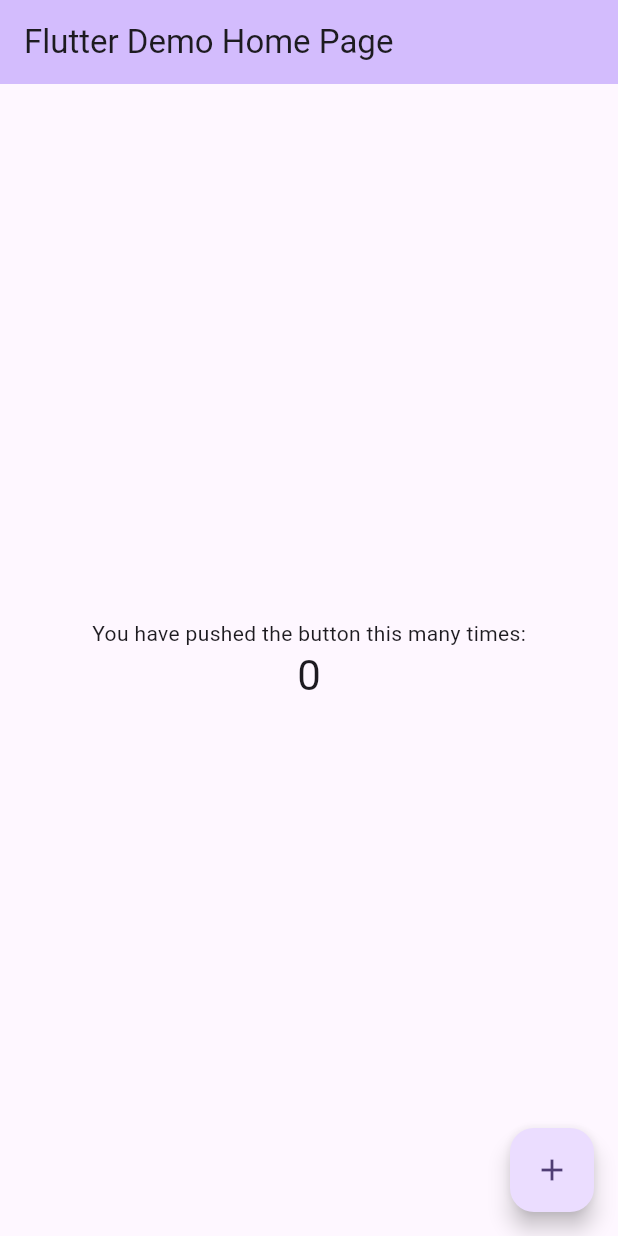
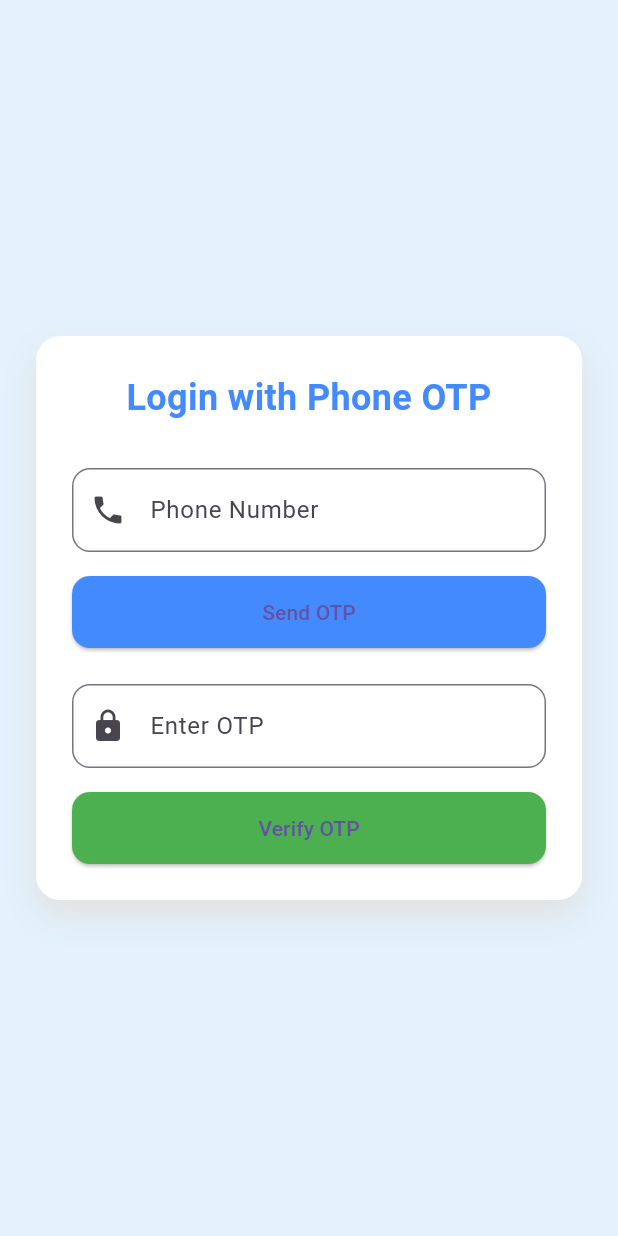
Before and after one commit to saqibbbbb/cross_platform_app, a Flutter app: the screen it shows after launch, on a phone screen of 412 x 824 dp. Run offline on Flutter 3.47's test engine with Material 3 defaults, Android fonts, the phone set to English and light mode, and no system bars; our stand-ins replace firebase_auth, firebase_core, get; accounts and stored records are empty.

Commit message:
dev1 commit

```diff
--- /dev/null
+++ b/lib/controllers/login_controller.dart
@@ -0,0 +1,29 @@
+import 'package:get/get.dart';
+import 'package:myapp/views/login_page.dart';
+import '../views/home_page.dart';
+import 'package:flutter/material.dart';
+
+class LoginController extends GetxController {
+  var fakeOtp = "".obs;
+
+  void sendOtp(String phone) {
+    // generate a fake OTP and store it
+    fakeOtp.value = "123456";
+    Get.snackbar("OTP Sent", "Check your phone for OTP",
+        snackPosition: SnackPosition.BOTTOM,
+        backgroundColor: Colors.blue.shade100);
+  }
+
+  void verifyOtp(String otp) {
+    if (otp == fakeOtp.value) {
+      Get.offAll(() => const HomePage(title: '',));
+    } else {
+      Get.snackbar("Error", "Invalid OTP",
+          snackPosition: SnackPosition.BOTTOM, backgroundColor: Colors.red.shade100);
+    }
+  }
+
+  void logout() {
+    Get.offAll(() => LoginPage());
+  }
+}
--- a/lib/main.dart
+++ b/lib/main.dart
@@ -1,122 +1,33 @@
+import 'package:firebase_core/firebase_core.dart';
 import 'package:flutter/material.dart';
+import 'package:get/get.dart';
+import 'package:myapp/phoneauth.dart';
+import 'views/login_page.dart';
 
 void main() {
   runApp(const MyApp());
 }
 
+// void main() async {
+//   WidgetsFlutterBinding.ensureInitialized(); // important
+//   await Firebase.initializeApp(); // initialize Firebase
+//   runApp(MyApp());
+// }
+
 class MyApp extends StatelessWidget {
   const MyApp({super.key});
 
-  // This widget is the root of your application.
   @override
   Widget build(BuildContext context) {
-    return MaterialApp(
-      title: 'Flutter Demo',
+    return GetMaterialApp(
+      debugShowCheckedModeBanner: false,
+      title: "Fake Firebase Login",
       theme: ThemeData(
-        // This is the theme of your application.
-        //
-        // TRY THIS: Try running your application with "flutter run". You'll see
-        // the application has a purple toolbar. Then, without quitting the app,
-        // try changing the seedColor in the colorScheme below to Colors.green
-        // and then invoke "hot reload" (save your changes or press the "hot
-        // reload" button in a Flutter-supported IDE, or press "r" if you used
-        // the command line to start the app).
-        //
-        // Notice that the counter didn't reset back to zero; the application
-        // state is not lost during the reload. To reset the state, use hot
-        // restart instead.
-        //
-        // This works for code too, not just values: Most code changes can be
-        // tested with just a hot reload.
-        colorScheme: ColorScheme.fromSeed(seedColor: Colors.deepPurple),
+        primarySwatch: Colors.blue,
+        brightness: Brightness.light,
       ),
-      home: const MyHomePage(title: 'Flutter Demo Home Page'),
+      home: LoginPage(),
+      // home: PhoneAuth(),
     );
   }
 }
-
-class MyHomePage extends StatefulWidget {
-  const MyHomePage({super.key, required this.title});
-
-  // This widget is the home page of your application. It is stateful, meaning
-  // that it has a State object (defined below) that contains fields that affect
-  // how it looks.
-
-  // This class is the configuration for the state. It holds the values (in this
-  // case the title) provided by the parent (in this case the App widget) and
-  // used by the build method of the State. Fields in a Widget subclass are
-  // always marked "final".
-
-  final String title;
-
-  @override
-  State<MyHomePage> createState() => _MyHomePageState();
-}
-
-class _MyHomePageState extends State<MyHomePage> {
-  int _counter = 0;
-
-  void _incrementCounter() {
-    setState(() {
-      // This call to setState tells the Flutter framework that something has
-      // changed in this State, which causes it to rerun the build method below
-      // so that the display can reflect the updated values. If we changed
-      // _counter without calling setState(), then the build method would not be
-      // called again, and so nothing would appear to happen.
-      _counter++;
-    });
-  }
-
-  @override
-  Widget build(BuildContext context) {
-    // This method is rerun every time setState is called, for instance as done
-    // by the _incrementCounter method above.
-    //
-    // The Flutter framework has been optimized to make rerunning build methods
-    // fast, so that you can just rebuild anything that needs updating rather
-    // than having to individually change instances of widgets.
-    return Scaffold(
-      appBar: AppBar(
-        // TRY THIS: Try changing the color here to a specific color (to
-        // Colors.amber, perhaps?) and trigger a hot reload to see the AppBar
-        // change color while the other colors stay the same.
-        backgroundColor: Theme.of(context).colorScheme.inversePrimary,
-        // Here we take the value from the MyHomePage object that was created by
-        // the App.build method, and use it to set our appbar title.
-        title: Text(widget.title),
-      ),
-      body: Center(
-        // Center is a layout widget. It takes a single child and positions it
-        // in the middle of the parent.
-        child: Column(
-          // Column is also a layout widget. It takes a list of children and
-          // arranges them vertically. By default, it sizes itself to fit its
-          // children horizontally, and tries to be as tall as its parent.
-          //
-          // Column has various properties to control how it sizes itself and
-          // how it positions its children. Here we use mainAxisAlignment to
-          // center the children vertically; the main axis here is the vertical
-          // axis because Columns are vertical (the cross axis would be
-          // horizontal).
-          //
-          // TRY THIS: Invoke "debug painting" (choose the "Toggle Debug Paint"
-          // action in the IDE, or press "p" in the console), to see the
-          // wireframe for each widget.
-          mainAxisAlignment: MainAxisAlignment.center,
-          children: <Widget>[
-            const Text('You have pushed the button this many times:'),
-            Text(
-              '$_counter',
-              style: Theme.of(context).textTheme.headlineMedium,
-            ),
-          ],
-        ),
-      ),
-      floatingActionButton: FloatingActionButton(
-        onPressed: _incrementCounter,
-        tooltip: 'Increment',
-        child: const Icon(Icons.add),
-      ), // This trailing comma makes auto-formatting nicer for build methods.
-    );
-  }
-}
--- /dev/null
+++ b/lib/views/login_page.dart
@@ -0,0 +1,92 @@
+import 'package:flutter/material.dart';
+import 'package:get/get.dart';
+import '../controllers/login_controller.dart';
+
+class LoginPage extends StatelessWidget {
+  final LoginController c = Get.put(LoginController());
+  final phoneController = TextEditingController();
+  final otpController = TextEditingController();
+
+  LoginPage({super.key});
+
+  @override
+  Widget build(BuildContext context) {
+    return Scaffold(
+      backgroundColor: Colors.blue[50],
+      body: Center(
+        child: SingleChildScrollView(
+          child: Container(
+            padding: const EdgeInsets.all(24),
+            margin: const EdgeInsets.symmetric(horizontal: 24),
+            decoration: BoxDecoration(
+              color: Colors.white,
+              borderRadius: BorderRadius.circular(16),
+              boxShadow: [
+                BoxShadow(
+                  color: Colors.grey.shade300,
+                  blurRadius: 20,
+                  offset: const Offset(0, 10),
+                )
+              ],
+            ),
+            child: Column(
+              crossAxisAlignment: CrossAxisAlignment.stretch,
+              children: [
+                const Text(
+                  "Login with Phone OTP",
+                  style: TextStyle(
+                      fontSize: 24,
+                      fontWeight: FontWeight.bold,
+                      color: Colors.blueAccent),
+                  textAlign: TextAlign.center,
+                ),
+                const SizedBox(height: 30),
+                TextField(
+                  controller: phoneController,
+                  keyboardType: TextInputType.phone,
+                  decoration: InputDecoration(
+                    labelText: "Phone Number",
+                    prefixIcon: const Icon(Icons.phone),
+                    border: OutlineInputBorder(
+                        borderRadius: BorderRadius.circular(12)),
+                  ),
+                ),
+                const SizedBox(height: 16),
+                ElevatedButton(
+                  onPressed: () => c.sendOtp(phoneController.text.trim()),
+                  style: ElevatedButton.styleFrom(
+                      backgroundColor: Colors.blueAccent,
+                      padding: const EdgeInsets.symmetric(vertical: 14),
+                      shape: RoundedRectangleBorder(
+                          borderRadius: BorderRadius.circular(12))),
+                  child: const Text("Send OTP"),
+                ),
+                const SizedBox(height: 24),
+                TextField(
+                  controller: otpController,
+                  keyboardType: TextInputType.number,
+                  decoration: InputDecoration(
+                    labelText: "Enter OTP",
+                    prefixIcon: const Icon(Icons.lock),
+                    border: OutlineInputBorder(
+                        borderRadius: BorderRadius.circular(12)),
+                  ),
+                ),
+                const SizedBox(height: 16),
+                ElevatedButton(
+                  onPressed: () => c.verifyOtp(otpController.text.trim()),
+                  style: ElevatedButton.styleFrom(
+                      backgroundColor: Colors.green,
+                      padding: const EdgeInsets.symmetric(vertical: 14),
+                      shape: RoundedRectangleBorder(
+                          borderRadius: BorderRadius.circular(12))),
+                  child: const Text("Verify OTP"),
+                ),
+              ],
+            ),
+          ),
+        ),
+      ),
+    );
+  }
+}
--- a/pubspec.yaml
+++ b/pubspec.yaml
@@ -35,6 +35,11 @@ dependencies:
   # The following adds the Cupertino Icons font to your application.
   # Use with the CupertinoIcons class for iOS style icons.
   cupertino_icons: ^1.0.8
+  get: ^4.7.2
+  firebase_auth: ^6.0.1
+  firebase_core: ^4.0.0
+
+
   # get: ^4.6.6
   # firebase_core: ^2.24.2
   # firebase_auth: ^4.17.4
```
Also changed, not shown: lib/otpscreen.dart (added, +57 -0 lines), lib/phoneauth.dart (added, +55 -0 lines), lib/views/home_page.dart (added, +34 -0 lines), pubspec.lock, 9 other files.
